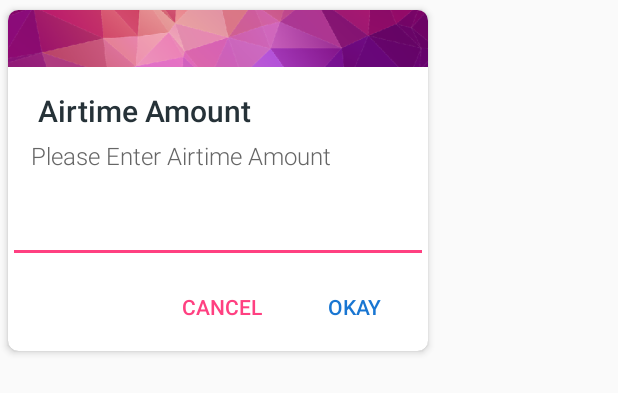
After one commit to kamasuPaul/USSD-Helper, an Android app: the layout dialog_enter_amount.xml on its own in the app's theme, with its tools: preview values and no code run, on a phone screen of 412 x 824 dp. The commit adds this screen. Shown: the top 393 px of the screen. Run offline under Robolectric (Android 15) with nearby library versions, the phone set to English and light mode, and no system bars.

Commit message:
added buying airtime

```diff
--- a/app/src/main/AndroidManifest.xml
+++ b/app/src/main/AndroidManifest.xml
@@ -22,7 +22,7 @@
         <activity
             android:name=".MainActivity"
             android:label="@string/app_name"
-            android:theme="@style/AppTheme.NoActionBar">
+            android:theme="@style/BaseTheme">
             <intent-filter>
                 <action android:name="android.intent.action.MAIN" />
 
--- /dev/null
+++ b/app/src/main/res/layout/dialog_enter_amount.xml
@@ -0,0 +1,84 @@
+<?xml version="1.0" encoding="utf-8"?>
+<androidx.cardview.widget.CardView xmlns:android="http://schemas.android.com/apk/res/android"
+    xmlns:app="http://schemas.android.com/apk/res-auto"
+    android:layout_width="wrap_content"
+    android:layout_height="wrap_content"
+    app:cardBackgroundColor="@android:color/white"
+    app:cardCornerRadius="@dimen/spacing_xmedium"
+    app:cardElevation="3dp"
+    app:cardUseCompatPadding="true">
+
+    <LinearLayout
+        android:layout_width="280dp"
+        android:layout_height="wrap_content"
+        android:orientation="vertical">
+
+        <ImageView
+            android:layout_width="match_parent"
+            android:layout_height="38dp"
+            android:scaleType="centerCrop"
+            android:src="@drawable/bg_polygon" />
+
+        <LinearLayout
+            android:layout_width="match_parent"
+            android:layout_height="wrap_content"
+            android:orientation="vertical"
+            android:padding="@dimen/spacing_large">
+
+            <TextView
+                android:layout_width="match_parent"
+                android:layout_height="wrap_content"
+                android:fontFamily="sans-serif-medium"
+                android:text=" Airtime Amount"
+                android:textAppearance="@style/TextAppearance.AppCompat.Title"
+                android:textColor="@color/grey_90" />
+
+            <TextView
+                android:layout_width="match_parent"
+                android:layout_height="wrap_content"
+                android:layout_marginTop="@dimen/spacing_medium"
+                android:fontFamily="sans-serif-light"
+                android:text="Please Enter Airtime Amount"
+                android:textAppearance="@style/TextAppearance.AppCompat.Subhead"
+                android:textColor="@color/grey_60" />
+
+        </LinearLayout>
+        <LinearLayout
+            android:layout_width="match_parent"
+            android:layout_height="wrap_content">
+            <EditText
+                android:id="@+id/edit_text_amount"
+                android:layout_width="match_parent"
+                android:layout_height="wrap_content"/>
+        </LinearLayout>
+
+        <LinearLayout
+            android:layout_width="match_parent"
+            android:layout_height="wrap_content"
+            android:layout_margin="@dimen/spacing_medium"
+            android:gravity="end"
+            android:orientation="horizontal">
+
+            <Button
+                android:id="@+id/bt_cancel"
+                style="@style/Button.Primary.Borderless"
+                android:layout_width="wrap_content"
+                android:layout_height="wrap_content"
+                android:gravity="center"
+                android:text="CANCEL"
+                android:textColor="@color/colorAccent" />
+
+            <Button
+                android:id="@+id/bt_okay"
+                style="@style/Button.Primary.Borderless"
+                android:layout_width="wrap_content"
+                android:layout_height="wrap_content"
+                android:gravity="center"
+                android:text="OKAY"
+                android:textColor="@color/colorPrimary" />
+
+        </LinearLayout>
+
+    </LinearLayout>
+
+</androidx.cardview.widget.CardView>
--- a/app/src/main/res/layout/fragment_main.xml
+++ b/app/src/main/res/layout/fragment_main.xml
@@ -56,6 +56,7 @@
                         android:layout_height="wrap_content">
 
                         <LinearLayout
+                            android:id="@+id/buy_airtime"
                             android:layout_width="match_parent"
                             android:layout_height="wrap_content"
                             android:clickable="true"
--- a/app/src/main/res/values/styles.xml
+++ /dev/null
@@ -1,35 +0,0 @@
-<resources>
-
-    <!-- Base application theme. -->
-    <style name="AppTheme" parent="Theme.AppCompat.Light.DarkActionBar">
-        <!-- Customize your theme here. -->
-        <item name="colorPrimary">@color/colorPrimary</item>
-        <item name="colorPrimaryDark">@color/colorPrimaryDark</item>
-        <item name="colorAccent">@color/colorAccent</item>
-    </style>
-
-    <style name="AppTheme.NoActionBar">
-        <item name="windowActionBar">false</item>
-        <item name="windowNoTitle">true</item>
-    </style>
-
-    <style name="AppTheme.AppBarOverlay" parent="ThemeOverlay.AppCompat.Dark.ActionBar" />
-
-    <style name="AppTheme.PopupOverlay" parent="ThemeOverlay.AppCompat.Light" />
-    <!--style for ripple library-->
-    <style name="RippleStyleWhite">
-        <item name="mrl_rippleOverlay">true</item>
-        <item name="mrl_rippleColor">#80FFFFFF</item>
-        <item name="mrl_rippleHover">true</item>
-        <item name="mrl_rippleAlpha">0.2</item>
-    </style>
-
-    <style name="RippleStyleBlack" parent="RippleStyleWhite">
-        <item name="mrl_rippleColor">#8096989A</item>
-    </style>
-
-    <style name="RippleStyleDark" parent="RippleStyleWhite">
-        <item name="mrl_rippleColor">#80000000</item>
-    </style>
-
-</resources>
```
Also changed, not shown: app/src/main/java/com/example/ussdhelper/fragments/MainFragment.java (+43 -0 lines), app/src/main/res/values/styles1.xml (added, +228 -0 lines), app/src/main/res/drawable-v24/bg_polygon.png (added).
